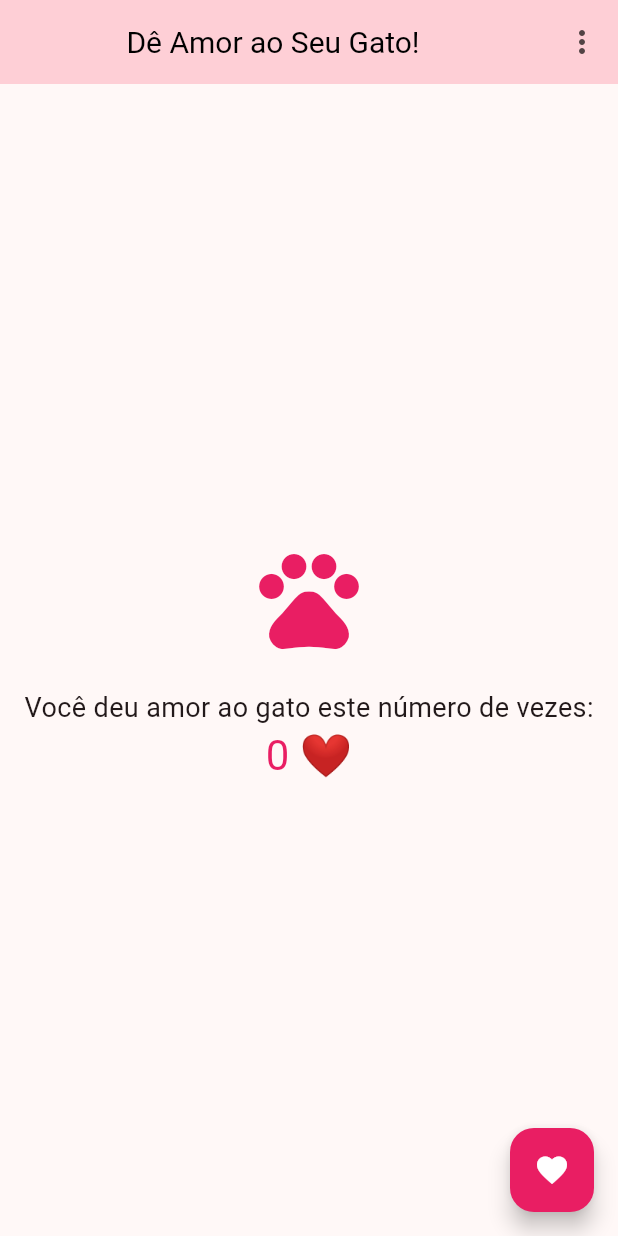
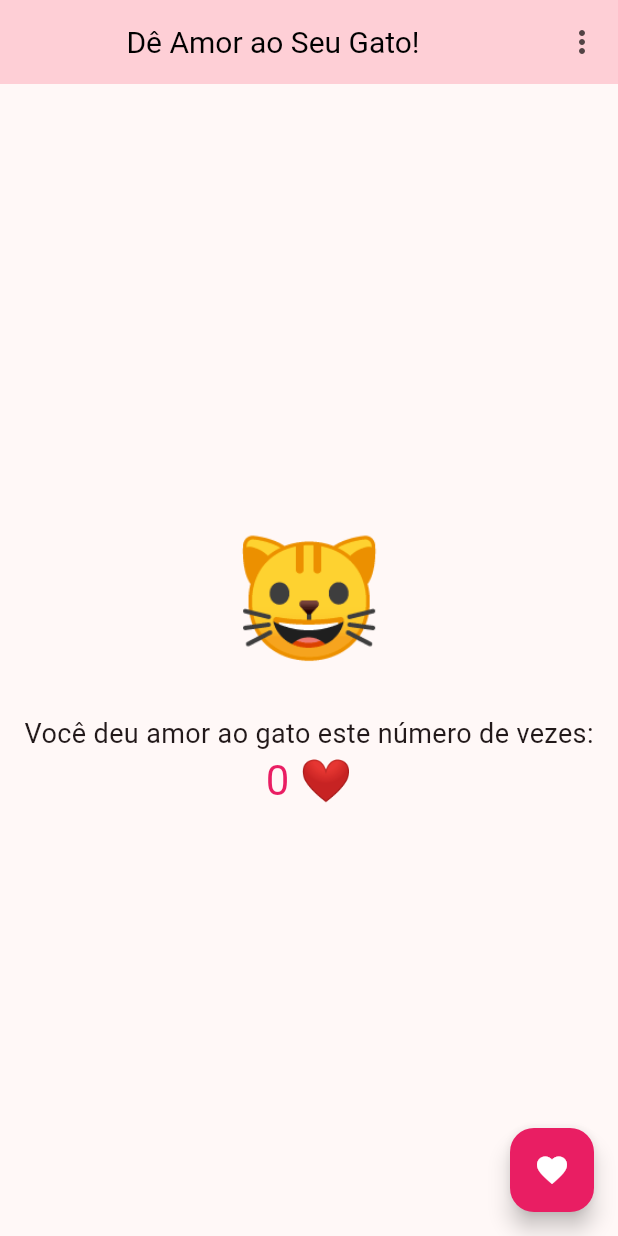
Before and after one commit to avrilstihler/contador-de-amor, a Flutter app: the screen it shows after launch, on a phone screen of 412 x 824 dp. Run offline on Flutter 3.47's test engine with Material 3 defaults, Android fonts, the phone set to English and light mode, and no system bars.

Commit message:
Update main.dart

```diff
--- a/lib/main.dart
+++ b/lib/main.dart
@@ -102,10 +102,9 @@ class _MyHomePageState extends State<MyHomePage> {
         child: Column(
           mainAxisAlignment: MainAxisAlignment.center,
           children: <Widget>[
-            const Icon(
-              Icons.pets,
-              size: 80,
-              color: Colors.pink,
+            const Text(
+              '🐱', // Emoji de gato
+              style: TextStyle(fontSize: 80),
             ),
             const SizedBox(height: 20),
             const Text(
```
